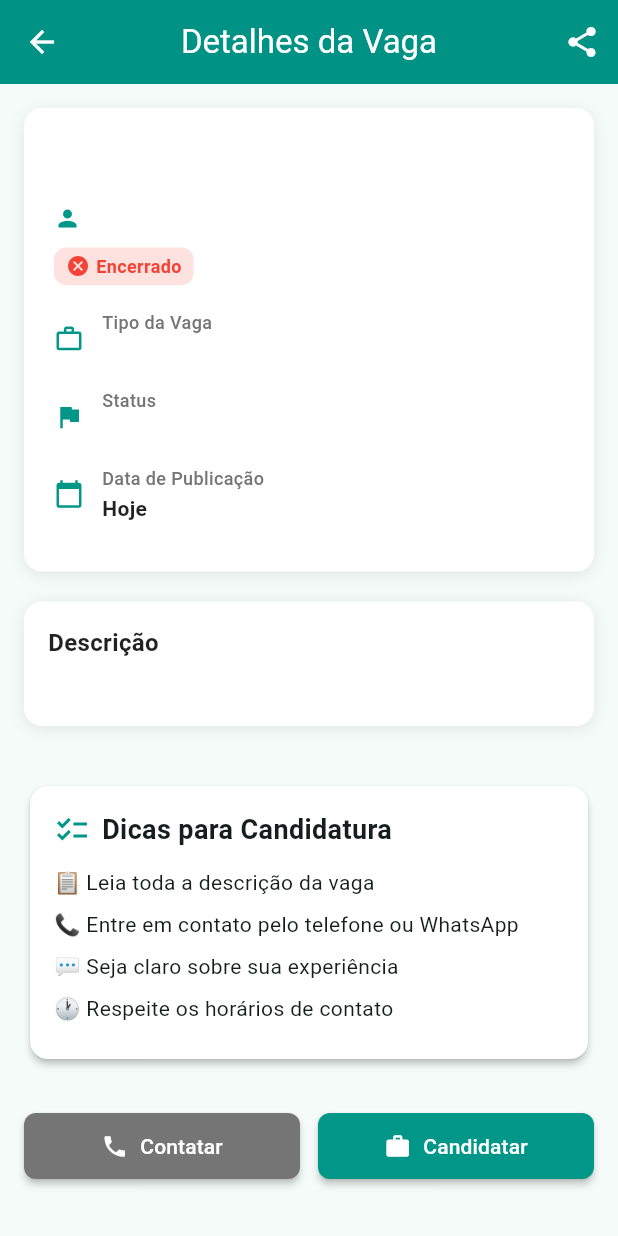
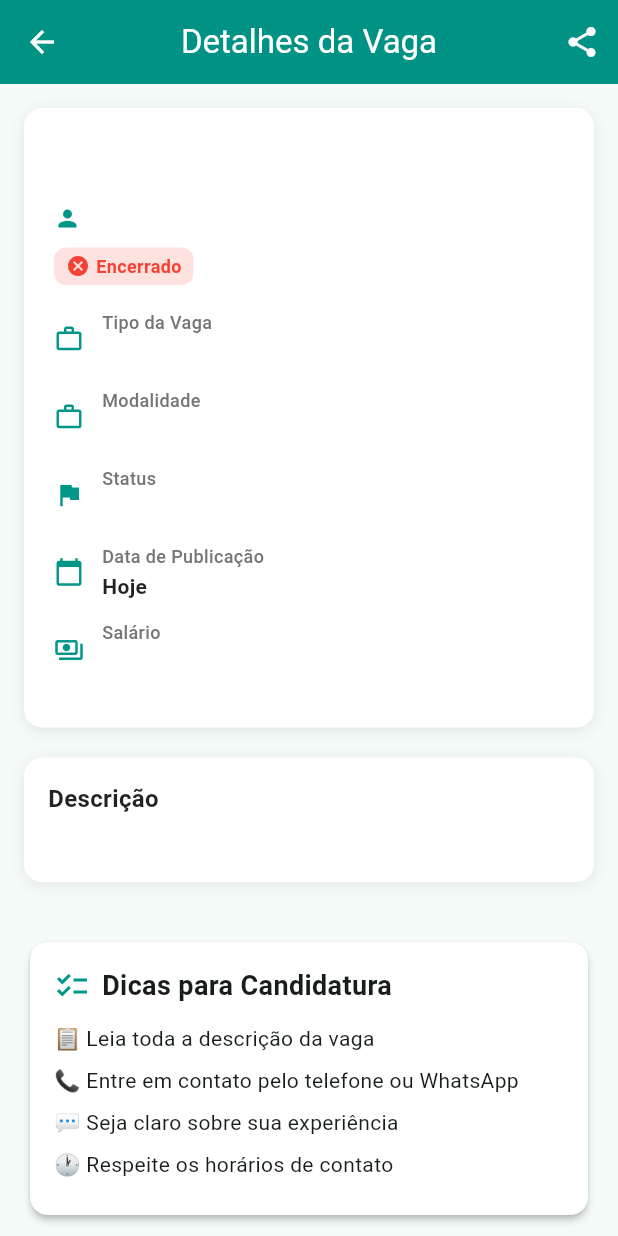
Before and after one commit to AdrLuft/trampo_br, a Flutter app: the DetalhesVagaPage screen opened directly with empty values, on a phone screen of 412 x 824 dp. Run offline on Flutter 3.47's test engine with Material 3 defaults, Android fonts, the phone set to English and light mode, and no system bars; our stand-ins replace cloud_firestore, firebase_auth, firebase_core, get, shared_preferences; missing offline and left inert: cpf_cnpj_validator; accounts and stored records are empty; generated files the repository leaves out were written again.

```diff
--- /dev/null
+++ b/lib/app/modules/job_pessoa_fisica_module/views/home/helpers/pages_for_homeview_pessoa_fisica/detalhes_vaga_page/detalhe_vaga_page_helpers.dart
@@ -0,0 +1,231 @@
+import 'package:flutter/material.dart';
+
+class DetalheVagaPageHelpers {
+  // Novo widget para exibir itens de lista em formato de linhas
+  static Widget buildListItem(String item, bool isDark) {
+    return Padding(
+      padding: const EdgeInsets.symmetric(vertical: 6.0),
+      child: Row(
+        crossAxisAlignment: CrossAxisAlignment.start,
+        children: [
+          Icon(Icons.check_circle, size: 16, color: Colors.teal),
+          const SizedBox(width: 8),
+          Expanded(
+            child: Text(
+              item,
+              style: TextStyle(
+                fontSize: 14,
+                color: isDark ? Colors.white : Colors.black87,
+                height: 1.3,
+              ),
+            ),
+          ),
+        ],
+      ),
+    );
+  }
+
+  static Widget buildListSection(
+    String title,
+    List<String> items,
+    bool isDark,
+    IconData icon,
+  ) {
+    return Container(
+      width: double.infinity,
+      margin: const EdgeInsets.only(bottom: 16),
+      padding: const EdgeInsets.all(16),
+      decoration: BoxDecoration(
+        color: isDark ? Colors.grey.shade800 : Colors.white,
+        borderRadius: BorderRadius.circular(12),
+        boxShadow: [
+          BoxShadow(
+            color: Colors.black.withAlpha(21),
+            blurRadius: 8,
+            offset: const Offset(0, 2),
+          ),
+        ],
+      ),
+      child: Column(
+        crossAxisAlignment: CrossAxisAlignment.start,
+        children: [
+          Row(
+            children: [
+              Icon(icon, size: 20, color: Colors.teal),
+              const SizedBox(width: 8),
+              Text(
+                title,
+                style: TextStyle(
+                  fontSize: 16,
+                  fontWeight: FontWeight.bold,
+                  color: isDark ? Colors.white : Colors.black87,
+                ),
+              ),
+            ],
+          ),
+          const SizedBox(height: 12),
+          // Substituindo o Wrap por uma coluna
+          Column(
+            crossAxisAlignment: CrossAxisAlignment.start,
+            children: items.map((item) => buildListItem(item, isDark)).toList(),
+          ),
+        ],
+      ),
+    );
+  }
+
+  static Widget buildTipItem(String tip) {
+    return Padding(
+      padding: const EdgeInsets.only(bottom: 8),
+      child: Text(tip, style: const TextStyle(fontSize: 14)),
+    );
+  }
+
+  static Widget buildTipsCard(bool isDark) {
+    return Card(
+      color: isDark ? Colors.grey.shade800 : Colors.white,
+      elevation: 2,
+      child: Padding(
+        padding: const EdgeInsets.all(16),
+        child: Column(
+          crossAxisAlignment: CrossAxisAlignment.start,
+          children: [
+            Row(
+              children: [
+                Icon(Icons.checklist, color: Colors.teal, size: 24),
+                const SizedBox(width: 8),
+                const Text(
+                  'Dicas para Candidatura',
+                  style: TextStyle(fontSize: 18, fontWeight: FontWeight.bold),
+                ),
+              ],
+            ),
+            const SizedBox(height: 12),
+            buildTipItem('📋 Leia toda a descrição da vaga'),
+            buildTipItem('📞 Entre em contato pelo telefone ou WhatsApp'),
+            buildTipItem('💬 Seja claro sobre sua experiência'),
+            buildTipItem('🕐 Respeite os horários de contato'),
+          ],
+        ),
+      ),
+    );
+  }
+
+  // Novo método para criar a seção de contatos com telefone e email
+  static Widget buildContatoSection(
+    String telefone,
+    String email,
+    bool isDark,
+  ) {
+    return Container(
+      width: double.infinity,
+      margin: const EdgeInsets.only(bottom: 16),
+      padding: const EdgeInsets.all(16),
+      decoration: BoxDecoration(
+        color: isDark ? Colors.grey.shade800 : Colors.white,
+        borderRadius: BorderRadius.circular(12),
+        boxShadow: [
+          BoxShadow(
+            color: Colors.black.withAlpha(21),
+            blurRadius: 8,
+            offset: const Offset(0, 2),
+          ),
+        ],
+      ),
+      child: Column(
+        crossAxisAlignment: CrossAxisAlignment.start,
+        children: [
+          Row(
+            children: [
+              Icon(Icons.contact_phone, size: 20, color: Colors.teal),
+              const SizedBox(width: 8),
+              Text(
+                'Informações de Contato',
+                style: TextStyle(
+                  fontSize: 16,
+                  fontWeight: FontWeight.bold,
+                  color: isDark ? Colors.white : Colors.black87,
+                ),
+              ),
+            ],
+          ),
+          const SizedBox(height: 12),
+          if (telefone.isNotEmpty) ...[
+            Row(
+              children: [
+                Icon(Icons.phone, size: 16, color: Colors.teal),
+                const SizedBox(width: 8),
+                Text(
+                  'Telefone: $telefone',
+                  style: TextStyle(
+                    fontSize: 14,
+                    color: isDark ? Colors.white70 : Colors.grey.shade700,
+                    height: 1.4,
+                  ),
+                ),
+              ],
+            ),
+            const SizedBox(height: 8),
+          ],
+          if (email.isNotEmpty) ...[
+            Row(
+              children: [
+                Icon(Icons.email, size: 16, color: Colors.teal),
+                const SizedBox(width: 8),
+                Text(
+                  'Email: $email',
+                  style: TextStyle(
+                    fontSize: 14,
+                    color: isDark ? Colors.white70 : Colors.grey.shade700,
+                    height: 1.4,
+                  ),
+                ),
+              ],
+            ),
+          ],
+        ],
+      ),
+    );
+  }
+
+  static Widget buildInfoRow(
+    String label,
+    String value,
+    IconData icon,
+    bool isDark,
+  ) {
+    return Padding(
+      padding: const EdgeInsets.only(bottom: 12),
+      child: Row(
+        children: [
+          Icon(icon, color: Colors.teal, size: 20),
+          const SizedBox(width: 12),
+          Expanded(
+            child: Column(
+              crossAxisAlignment: CrossAxisAlignment.start,
+              children: [
+                Text(
+                  label,
+                  style: TextStyle(
+                    fontSize: 12,
+                    color: isDark ? Colors.white70 : Colors.grey.shade600,
+                    fontWeight: FontWeight.w500,
+                  ),
+                ),
+                const SizedBox(height: 2),
+                Text(
+                  value,
+                  style: TextStyle(
+                    fontSize: 14,
+                    color: isDark ? Colors.white : Colors.black87,
+                    fontWeight: FontWeight.w600,
+                  ),
+                ),
+              ],
+            ),
+          ),
+        ],
+      ),
+    );
+  }
+}
--- a/lib/app/modules/job_pessoa_fisica_module/views/home/helpers/pages_for_homeview_pessoa_fisica/detalhes_vaga_page/detalhes_vagas_page.dart
+++ b/lib/app/modules/job_pessoa_fisica_module/views/home/helpers/pages_for_homeview_pessoa_fisica/detalhes_vaga_page/detalhes_vagas_page.dart
@@ -2,7 +2,8 @@ import 'package:flutter/material.dart';
 import 'package:flutter/services.dart';
 import 'package:get/get.dart';
 import 'package:interprise_calendar/app/core/widgets/widgets_custom/status_widget.dart';
-import 'package:url_launcher/url_launcher.dart'; // Adicione esta dependência no pubspec.yaml
+import 'package:interprise_calendar/app/modules/job_pessoa_fisica_module/views/home/helpers/pages_for_homeview_pessoa_fisica/detalhes_vaga_page/detalhe_vaga_page_helpers.dart';
+import 'package:url_launcher/url_launcher.dart';
 
 class DetalhesVagaPage extends StatefulWidget {
   final Map<String, dynamic> vagaData;
@@ -105,10 +106,10 @@ class _DetalhesVagaPageState extends State<DetalhesVagaPage> {
                   ),
                 ],
 
-                if (telefone.isNotEmpty && email != null && email.isNotEmpty)
+                if (telefone.isNotEmpty && email.isNotEmpty)
                   const Divider(height: 32),
 
-                if (email != null && email.isNotEmpty) ...[
+                if (email.isNotEmpty) ...[
                   const Text(
                     'Email:',
                     style: TextStyle(fontWeight: FontWeight.bold),
@@ -180,6 +181,7 @@ class _DetalhesVagaPageState extends State<DetalhesVagaPage> {
       _copiarTexto(telefone, 'Erro ao tentar ligar. Número copiado.');
       debugPrint('Erro ao tentar fazer ligação: $e');
     }
+    // ignore: use_build_context_synchronously
     Navigator.of(context).pop(); // Fecha o diálogo após a ação
   }
 
@@ -202,6 +204,7 @@ class _DetalhesVagaPageState extends State<DetalhesVagaPage> {
     try {
       if (await canLaunchUrl(whatsappUri)) {
         await launchUrl(whatsappUri, mode: LaunchMode.externalApplication);
+        // ignore: use_build_context_synchronously
         Navigator.of(context).pop(); // Fecha o diálogo após abrir o WhatsApp
       } else {
         // Se não conseguir abrir o WhatsApp, exibe mensagem e copia o número
@@ -209,11 +212,13 @@ class _DetalhesVagaPageState extends State<DetalhesVagaPage> {
           telefone,
           'Não foi possível abrir o WhatsApp. Número copiado.',
         );
+        // ignore: use_build_context_synchronously
         Navigator.of(context).pop();
       }
     } catch (e) {
       _copiarTexto(telefone, 'Erro ao tentar abrir WhatsApp. Número copiado.');
       debugPrint('Erro ao tentar abrir WhatsApp: $e');
+      // ignore: use_build_context_synchronously
       Navigator.of(context).pop();
     }
   }
@@ -244,6 +249,7 @@ class _DetalhesVagaPageState extends State<DetalhesVagaPage> {
       _copiarTexto(email, 'Erro ao tentar enviar email. Endereço copiado.');
       debugPrint('Erro ao tentar enviar email: $e');
     }
+    // ignore: use_build_context_synchronously
     Navigator.of(context).pop(); // Fecha o diálogo após a ação
   }
 
@@ -258,7 +264,7 @@ class _DetalhesVagaPageState extends State<DetalhesVagaPage> {
     );
   }
 
-  void _mostrarMensagemWhatsApp(String telefone) {
+  void mostrarMensagemWhatsApp(String telefone) {
     final TextEditingController mensagemController = TextEditingController();
     mensagemController.text =
         'Olá! Vi sua vaga "${widget.vagaData['tipoVaga']}" no Trampos BR e tenho interesse.';
@@ -342,9 +348,28 @@ class _DetalhesVagaPageState extends State<DetalhesVagaPage> {
   Widget build(BuildContext context) {
     final isDark = Theme.of(context).brightness == Brightness.dark;
 
+    // Extraindo dados adicionais
+    final String titulo = widget.vagaData['titulo'] as String? ?? '';
+    final String modalidade =
+        widget.vagaData['modalidade'] as String? ?? 'Não especificada';
+    final String salario =
+        widget.vagaData['salario'] as String? ?? 'Não informado';
+    final String telefone = widget.vagaData['telefone']?.toString() ?? '';
+    final String email = widget.vagaData['email']?.toString() ?? '';
+
+    // Recuperando listas
+    final List<dynamic> requisitos =
+        widget.vagaData['requisitos'] as List<dynamic>? ?? [];
+    final List<dynamic> exigencias =
+        widget.vagaData['exigencias'] as List<dynamic>? ?? [];
+    final List<dynamic> valorizados =
+        widget.vagaData['valorizados'] as List<dynamic>? ?? [];
+    final List<dynamic> beneficios =
+        widget.vagaData['beneficios'] as List<dynamic>? ?? [];
+
     return Scaffold(
       appBar: AppBar(
-        title: const Text('Detalhes da Vaga'),
+        title: Text(titulo.isNotEmpty ? titulo : 'Detalhes da Vaga'),
         backgroundColor: Colors.teal,
         foregroundColor: Colors.white,
         actions: [
@@ -352,7 +377,7 @@ class _DetalhesVagaPageState extends State<DetalhesVagaPage> {
             icon: const Icon(Icons.share),
             onPressed: () {
               final texto = '''
-${widget.vagaData['tipoVaga'] ?? 'Vaga'}
+${titulo.isNotEmpty ? titulo : widget.vagaData['tipoVaga'] ?? 'Vaga'}
 
 ${widget.vagaData['descricao'] ?? 'Sem descrição'}
 
@@ -386,6 +411,16 @@ Contato: ${widget.vagaData['telefone'] ?? 'Não informado'}
               child: Column(
                 crossAxisAlignment: CrossAxisAlignment.start,
                 children: [
+                  if (titulo.isNotEmpty)
+                    Text(
+                      titulo,
+                      style: TextStyle(
+                        fontSize: 24,
+                        fontWeight: FontWeight.bold,
+                        color: isDark ? Colors.white : Colors.black87,
+                      ),
+                    )
+                  else
                     Text(
                       widget.vagaData['tipoVaga'] ?? 'Trampo',
                       style: TextStyle(
@@ -413,22 +448,34 @@ Contato: ${widget.vagaData['telefone'] ?? 'Não informado'}
                     status: widget.vagaData['status'] ?? 'Disponível',
                   ),
                   const SizedBox(height: 16),
-                  _buildInfoRow(
+                  DetalheVagaPageHelpers.buildInfoRow(
                     'Tipo da Vaga',
                     widget.vagaData['tipoVaga'] ?? 'Não especificado',
                     Icons.work_outline,
                     isDark,
                   ),
-                  _buildInfoRow(
+                  DetalheVagaPageHelpers.buildInfoRow(
+                    'Modalidade',
+                    modalidade,
+                    _getModalidadeIcon(modalidade),
+                    isDark,
+                  ),
+                  DetalheVagaPageHelpers.buildInfoRow(
                     'Status',
                     widget.vagaData['status'] ?? 'Disponível',
                     Icons.flag,
                     isDark,
                   ),
-                  _buildInfoRow(
+                  DetalheVagaPageHelpers.buildInfoRow(
                     'Data de Publicação',
                     _formatarData(widget.vagaData['createDate']),
                     Icons.calendar_today,
+                    isDark,
+                  ),
+                  DetalheVagaPageHelpers.buildInfoRow(
+                    'Salário',
+                    salario,
+                    Icons.payments_outlined,
                     isDark,
                   ),
                 ],
@@ -444,20 +491,51 @@ Contato: ${widget.vagaData['telefone'] ?? 'Não informado'}
               isDark,
             ),
 
+            // Listas de informações adicionais
+            if (requisitos.isNotEmpty)
+              DetalheVagaPageHelpers.buildListSection(
+                'Requisitos',
+                requisitos.cast<String>(),
+                isDark,
+                Icons.assignment_outlined,
+              ),
+
+            if (exigencias.isNotEmpty)
+              DetalheVagaPageHelpers.buildListSection(
+                'Exigências',
+                exigencias.cast<String>(),
+                isDark,
+                Icons.check_circle_outline,
+              ),
+
+            if (valorizados.isNotEmpty)
+              DetalheVagaPageHelpers.buildListSection(
+                'Valorizado',
+                valorizados.cast<String>(),
+                isDark,
+                Icons.star_outline,
+              ),
+
+            if (beneficios.isNotEmpty)
+              DetalheVagaPageHelpers.buildListSection(
+                'Benefícios',
+                beneficios.cast<String>(),
+                isDark,
+                Icons.card_giftcard,
+              ),
+
             // Contato
-            if (widget.vagaData['telefone'] != null &&
-                widget.vagaData['telefone'].toString().isNotEmpty)
-              _buildSection(
-                'Contato',
-                widget.vagaData['telefone'].toString(),
+            if (telefone.isNotEmpty || email.isNotEmpty)
+              DetalheVagaPageHelpers.buildContatoSection(
+                telefone,
+                email,
                 isDark,
-                icon: Icons.phone,
               ),
 
             const SizedBox(height: 20),
 
             // Dicas para candidatura
-            _buildTipsCard(isDark),
+            DetalheVagaPageHelpers.buildTipsCard(isDark),
 
             const SizedBox(height: 30),
 
@@ -495,6 +573,21 @@ Contato: ${widget.vagaData['telefone'] ?? 'Não informado'}
         ),
       ),
     );
+  }
+
+  // Método para obter ícone baseado na modalidade
+  IconData _getModalidadeIcon(String modalidade) {
+    switch (modalidade.toLowerCase()) {
+      case 'presencial':
+        return Icons.business_center;
+      case 'remoto':
+        return Icons.computer;
+      case 'híbrido':
+      case 'hibrido':
+        return Icons.home_work;
+      default:
+        return Icons.work_outline;
+    }
   }
 
   Widget _buildSection(
@@ -550,77 +643,4 @@ Contato: ${widget.vagaData['telefone'] ?? 'Não informado'}
       ),
     );
   }
-
-  Widget _buildInfoRow(String label, String value, IconData icon, bool isDark) {
-    return Padding(
-      padding: const EdgeInsets.only(bottom: 12),
-      child: Row(
-        children: [
-          Icon(icon, color: Colors.teal, size: 20),
-          const SizedBox(width: 12),
-          Expanded(
-            child: Column(
-              crossAxisAlignment: CrossAxisAlignment.start,
-              children: [
-                Text(
-                  label,
-                  style: TextStyle(
-                    fontSize: 12,
-                    color: isDark ? Colors.white70 : Colors.grey.shade600,
-                    fontWeight: FontWeight.w500,
-                  ),
-                ),
-                const SizedBox(height: 2),
-                Text(
-                  value,
-                  style: TextStyle(
-                    fontSize: 14,
-                    color: isDark ? Colors.white : Colors.black87,
-                    fontWeight: FontWeight.w600,
-                  ),
-                ),
-              ],
-            ),
-          ),
-        ],
-      ),
-    );
 }
-
-  Widget _buildTipsCard(bool isDark) {
-    return Card(
-      color: isDark ? Colors.grey.shade800 : Colors.white,
-      elevation: 2,
-      child: Padding(
-        padding: const EdgeInsets.all(16),
-        child: Column(
-          crossAxisAlignment: CrossAxisAlignment.start,
-          children: [
-            Row(
-              children: [
-                Icon(Icons.checklist, color: Colors.teal, size: 24),
-                const SizedBox(width: 8),
-                const Text(
-                  'Dicas para Candidatura',
-                  style: TextStyle(fontSize: 18, fontWeight: FontWeight.bold),
-                ),
-              ],
-            ),
-            const SizedBox(height: 12),
-            _buildTipItem('📋 Leia toda a descrição da vaga'),
-            _buildTipItem('📞 Entre em contato pelo telefone ou WhatsApp'),
-            _buildTipItem('💬 Seja claro sobre sua experiência'),
-            _buildTipItem('🕐 Respeite os horários de contato'),
-          ],
-        ),
-      ),
-    );
-  }
-
-  Widget _buildTipItem(String tip) {
-    return Padding(
-      padding: const EdgeInsets.only(bottom: 8),
-      child: Text(tip, style: const TextStyle(fontSize: 14)),
-    );
-  }
-}
```
Also changed, not shown: lib/app/modules/job_pessoa_fisica_module/data/models/trampos_model.dart (+41 -1 lines), lib/app/modules/job_pessoa_fisica_module/data/repositories_imp/trampos_repository_imp.dart (+30 -2 lines), lib/app/modules/job_pessoa_fisica_module/domain/entities/trampos_entiti.dart (+16 -0 lines), lib/app/modules/job_pessoa_fisica_module/presentations/controllers/trampos_controller.dart (+15 -1 lines), lib/app/modules/job_pessoa_fisica_module/views/home/helpers/pages_for_homeview_pessoa_fisica/criar_trampo_page/criar_trampo_page.dart (+33 -50 lines), lib/app/modules/job_pessoa_fisica_module/views/home/helpers/pages_for_homeview_pessoa_fisica/vagas_pages/vagas_page_helper.dart (+31 -49 lines). Lines whose indentation alone changed are shown as unchanged.
